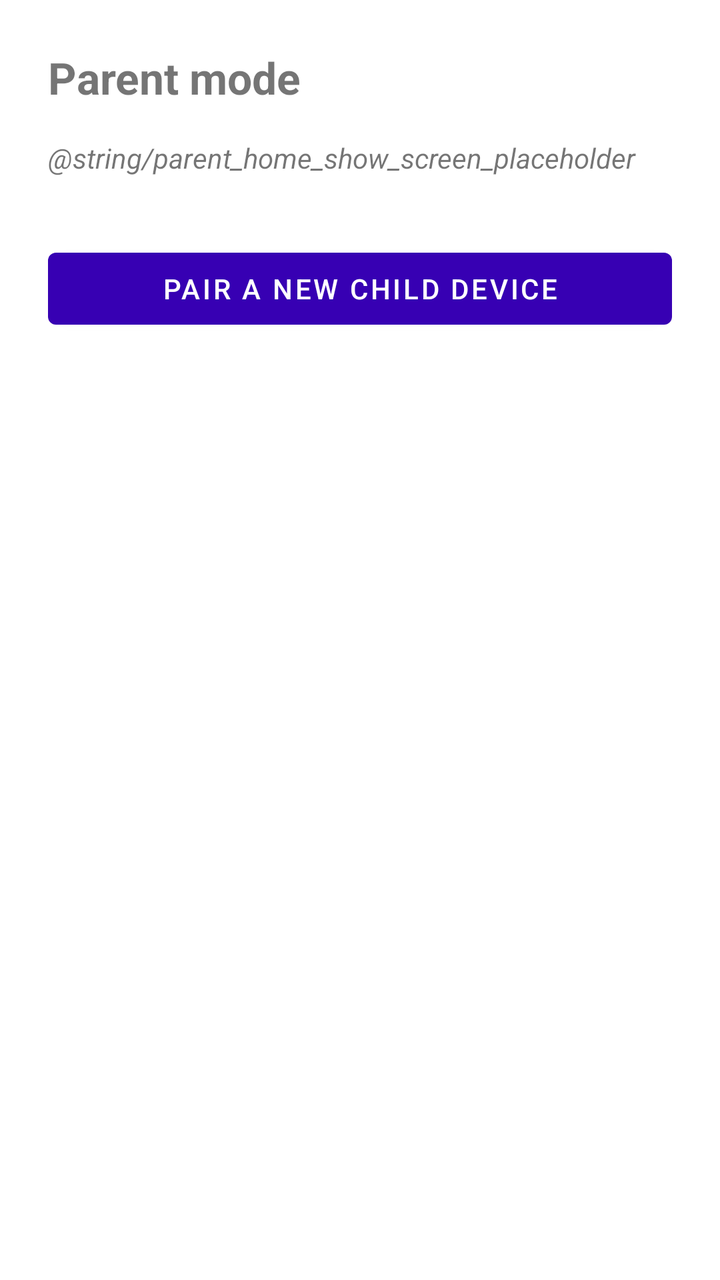
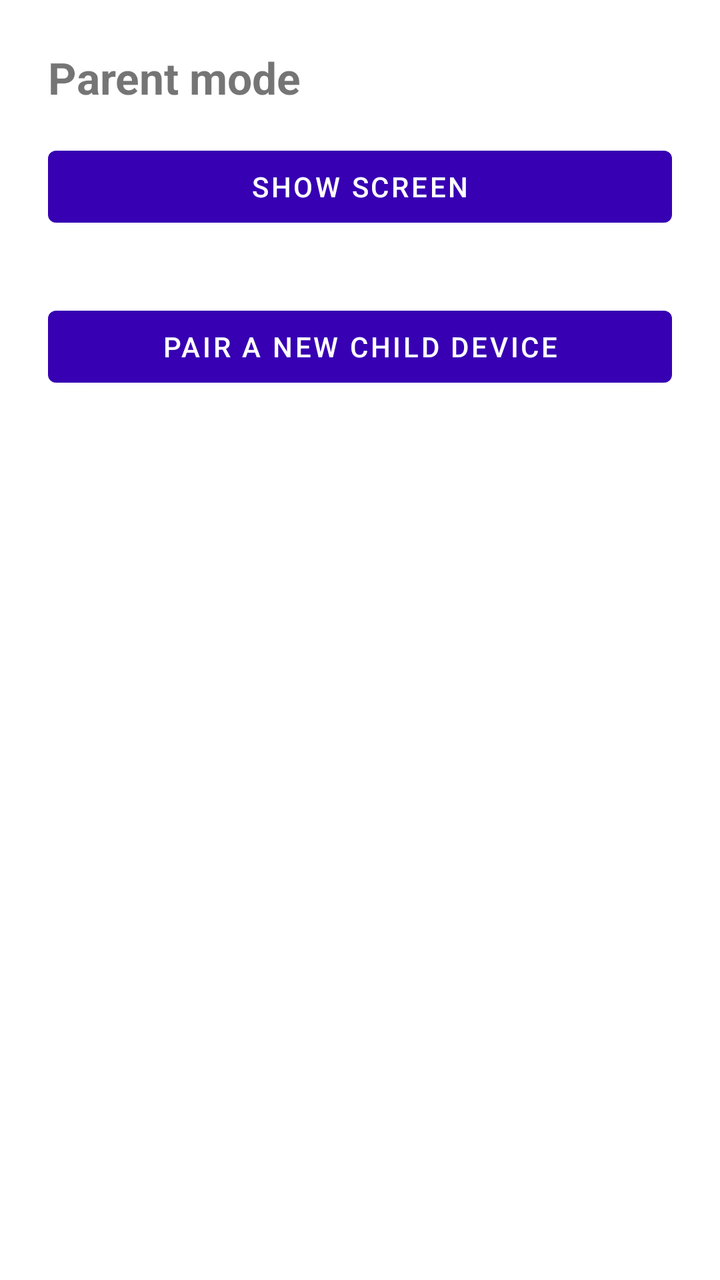

Screens rendered from an Android XML layout before and after an edit, with the pre-edit source and the edit as a unified diff.
<!-- AndroidManifest.xml: application theme Theme.FamilyRemote -->
<!-- res/layout/fragment_parent_home.xml -->
<?xml version="1.0" encoding="utf-8"?>
<LinearLayout xmlns:android="http://schemas.android.com/apk/res/android"
    android:layout_width="match_parent"
    android:layout_height="match_parent"
    android:orientation="vertical"
    android:padding="24dp">

    <TextView
        android:id="@+id/titleText"
        android:layout_width="wrap_content"
        android:layout_height="wrap_content"
        android:text="@string/parent_home_title"
        android:textSize="22sp"
        android:textStyle="bold" />

    <TextView
        android:id="@+id/showScreenPlaceholderText"
        android:layout_width="match_parent"
        android:layout_height="wrap_content"
        android:layout_marginTop="16dp"
        android:text="@string/parent_home_show_screen_placeholder"
        android:textStyle="italic" />

    <Button
        android:id="@+id/pairNewChildButton"
        android:layout_width="match_parent"
        android:layout_height="wrap_content"
        android:layout_marginTop="32dp"
        android:text="@string/parent_home_pair_button" />

</LinearLayout>
<!-- resources referenced by this layout -->
<resources>
  <string name="parent_home_pair_button">Pair a new child device</string>
  <string name="parent_home_title">Parent mode</string>
  <style name="Theme.FamilyRemote" parent="Theme.MaterialComponents.DayNight.NoActionBar">
          <item name="colorPrimary">@color/purple_700</item>
          <item name="colorPrimaryDark">@color/purple_700</item>
          <item name="colorAccent">@color/teal_200</item>
      </style>
  <color name="purple_700">#FF3700B3</color>
  <color name="teal_200">#FF03DAC5</color>
</resources>

<!-- the commit's change to res/layout/fragment_parent_home.xml (unified diff, before → after) -->
@@ -13,13 +13,12 @@
         android:textSize="22sp"
         android:textStyle="bold" />
 
-    <TextView
-        android:id="@+id/showScreenPlaceholderText"
+    <Button
+        android:id="@+id/showScreenButton"
         android:layout_width="match_parent"
         android:layout_height="wrap_content"
         android:layout_marginTop="16dp"
-        android:text="@string/parent_home_show_screen_placeholder"
-        android:textStyle="italic" />
+        android:text="@string/parent_home_show_screen_button" />
 
     <Button
         android:id="@+id/pairNewChildButton"
<!-- resource entries referenced after the edit -->
@@ -1,6 +1,7 @@
 <!-- resources referenced by this layout -->
 <resources>
   <string name="parent_home_pair_button">Pair a new child device</string>
+  <string name="parent_home_show_screen_button">Show Screen</string>
   <string name="parent_home_title">Parent mode</string>
   <style name="Theme.FamilyRemote" parent="Theme.MaterialComponents.DayNight.NoActionBar">
           <item name="colorPrimary">@color/purple_700</item>
